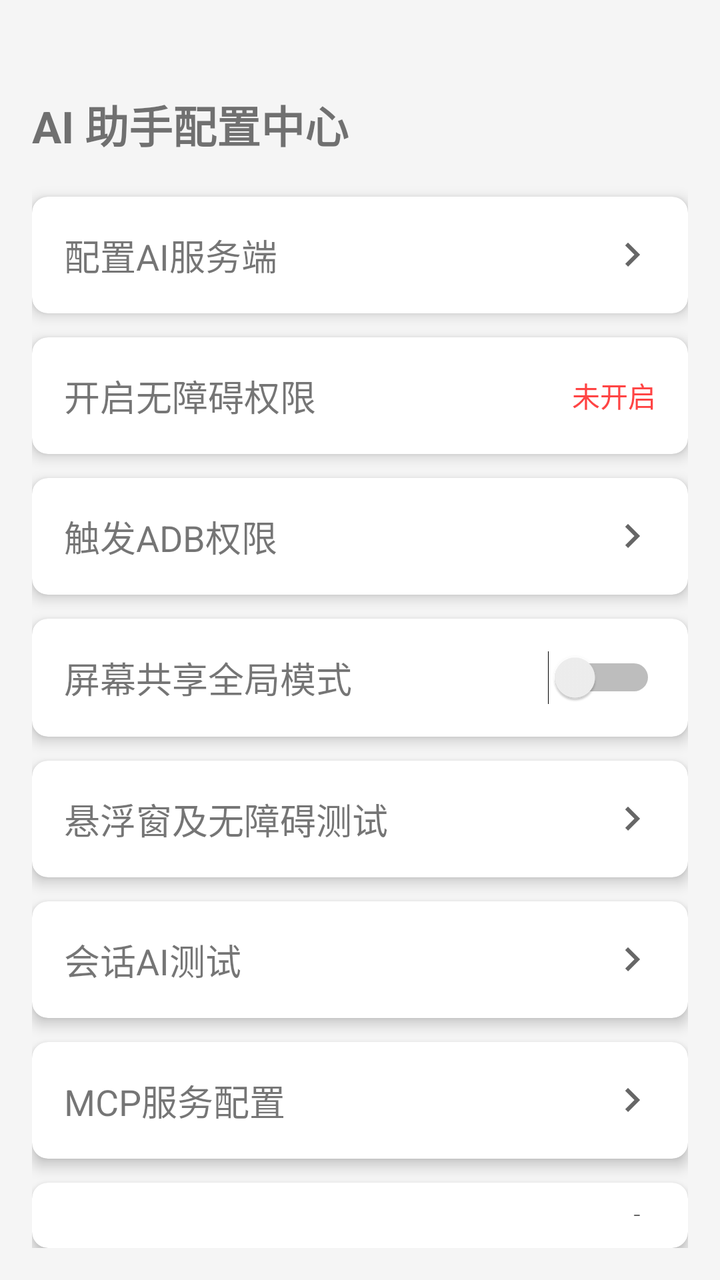
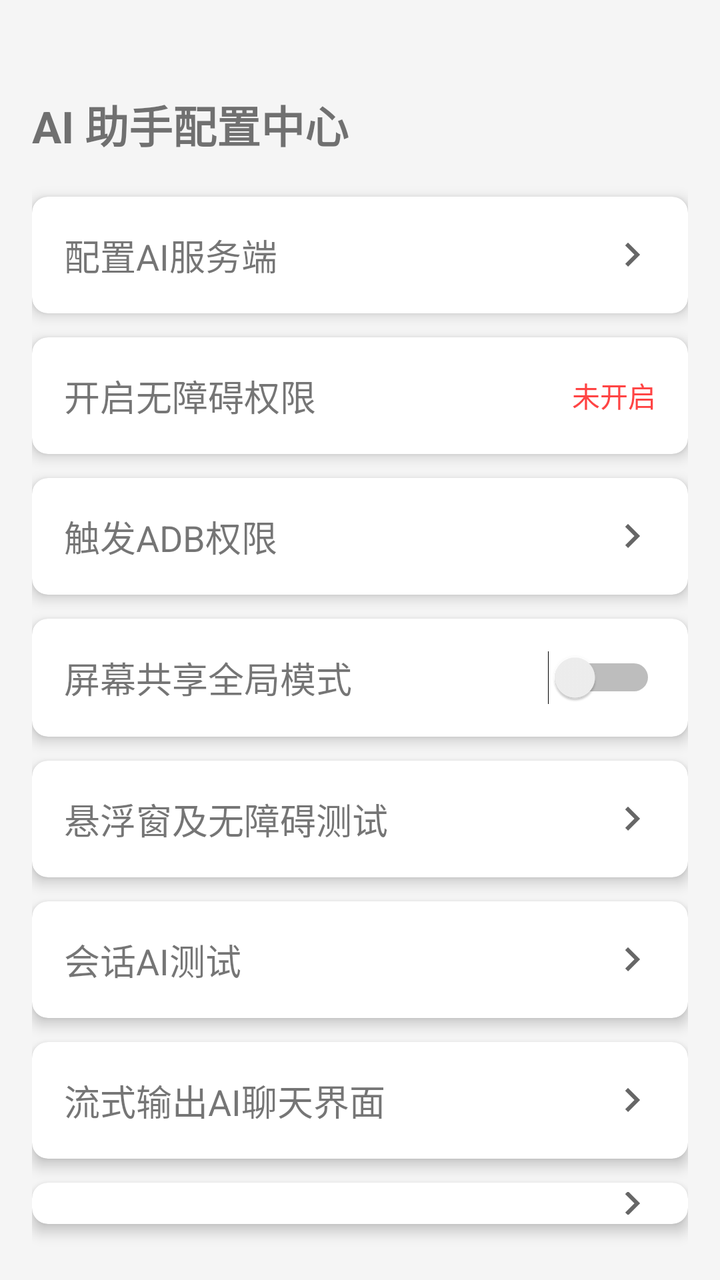

The first picture is an Android layout as it rendered before a commit; the second is the same layout after the commit. The layout source and the unified diff follow.
<!-- AndroidManifest.xml: application theme Theme.AppCompat.Light.DarkActionBar -->
<!-- res/layout/activity_main.xml -->
<?xml version="1.0" encoding="utf-8"?>
<LinearLayout xmlns:android="http://schemas.android.com/apk/res/android"
    xmlns:app="http://schemas.android.com/apk/res-auto"
    android:layout_width="match_parent"
    android:layout_height="match_parent"
    android:orientation="vertical"
    android:padding="16dp"
    android:background="#F5F5F5">

    
    <Space
        android:layout_width="match_parent"
        android:layout_height="30dp"/>

    
    <TextView
        android:layout_width="match_parent"
        android:layout_height="wrap_content"
        android:text="AI 助手配置中心"
        android:textSize="22sp"
        android:textStyle="bold"
        android:layout_marginBottom="20dp"/>

    
    <androidx.cardview.widget.CardView
        android:id="@+id/cv_ai_config"
        android:layout_width="match_parent"
        android:layout_height="wrap_content"
        android:layout_marginBottom="12dp"
        app:cardCornerRadius="8dp"
        app:cardElevation="4dp"
        app:cardBackgroundColor="#FFFFFF">

        <LinearLayout
            android:layout_width="match_parent"
            android:layout_height="wrap_content"
            android:gravity="center_vertical"
            android:orientation="horizontal"
            android:padding="16dp">

            <TextView
                android:layout_width="0dp"
                android:layout_height="wrap_content"
                android:layout_weight="1"
                android:text="@string/ai_config_title"
                android:textSize="18sp" />

            <ImageView
                android:layout_width="24dp"
                android:layout_height="24dp"
                android:contentDescription="@string/arrow_right"
                android:src="@drawable/ic_arrow_right" />
        </LinearLayout>
    </androidx.cardview.widget.CardView>

    
    <androidx.cardview.widget.CardView
        android:id="@+id/cv_accessibility"
        android:layout_width="match_parent"
        android:layout_height="wrap_content"
        android:layout_marginBottom="12dp"
        app:cardCornerRadius="8dp"
        app:cardElevation="4dp"
        app:cardBackgroundColor="#FFFFFF">

        <LinearLayout
            android:layout_width="match_parent"
            android:layout_height="wrap_content"
            android:orientation="horizontal"
            android:padding="16dp"
            android:gravity="center_vertical">

            <TextView
                android:layout_width="0dp"
                android:layout_height="wrap_content"
                android:layout_weight="1"
                android:text="@string/accessibility_title"
                android:textSize="18sp"/>

            <TextView
                android:id="@+id/tv_accessibility_status"
                android:layout_width="wrap_content"
                android:layout_height="wrap_content"
                android:text="未开启"
                android:textColor="#FF4444"/>
        </LinearLayout>
    </androidx.cardview.widget.CardView>

    
    <androidx.cardview.widget.CardView
        android:id="@+id/cv_adb"
        android:layout_width="match_parent"
        android:layout_height="wrap_content"
        android:layout_marginBottom="12dp"
        app:cardCornerRadius="8dp"
        app:cardElevation="4dp"
        app:cardBackgroundColor="#FFFFFF">

        <LinearLayout
            android:layout_width="match_parent"
            android:layout_height="wrap_content"
            android:orientation="horizontal"
            android:padding="16dp"
            android:gravity="center_vertical">

            <TextView
                android:layout_width="0dp"
                android:layout_height="wrap_content"
                android:layout_weight="1"
                android:text="@string/adb_title"
                android:textSize="18sp"/>

            <ImageView
                android:layout_width="24dp"
                android:layout_height="24dp"
                android:src="@drawable/ic_arrow_right"
                android:contentDescription="@string/arrow_right"/>
        </LinearLayout>
    </androidx.cardview.widget.CardView>

    
    <androidx.cardview.widget.CardView
        android:id="@+id/cv_screen_share"
        android:layout_width="match_parent"
        android:layout_height="wrap_content"
        android:layout_marginBottom="12dp"
        app:cardCornerRadius="8dp"
        app:cardElevation="4dp"
        app:cardBackgroundColor="#FFFFFF">

        <LinearLayout
            android:layout_width="match_parent"
            android:layout_height="wrap_content"
            android:orientation="horizontal"
            android:padding="16dp"
            android:gravity="center_vertical">

            <TextView
                android:layout_width="0dp"
                android:layout_height="wrap_content"
                android:layout_weight="1"
                android:text="@string/screen_share_title"
                android:textSize="18sp"/>

            <Switch
                android:id="@+id/sw_screen_share"
                android:layout_width="wrap_content"
                android:layout_height="wrap_content"
                android:checked="false"/>
        </LinearLayout>
    </androidx.cardview.widget.CardView>

    
    <androidx.cardview.widget.CardView
        android:id="@+id/cv_overlay_test"
        android:layout_width="match_parent"
        android:layout_height="wrap_content"
        android:layout_marginBottom="12dp"
        app:cardCornerRadius="8dp"
        app:cardElevation="4dp"
        app:cardBackgroundColor="#FFFFFF">

        <LinearLayout
            android:layout_width="match_parent"
            android:layout_height="wrap_content"
            android:orientation="horizontal"
            android:padding="16dp"
            android:gravity="center_vertical">

            <TextView
                android:layout_width="0dp"
                android:layout_height="wrap_content"
                android:layout_weight="1"
                android:text="@string/overlay_test_title"
                android:textSize="18sp"/>

            <ImageView
                android:layout_width="24dp"
                android:layout_height="24dp"
                android:src="@drawable/ic_arrow_right"
                android:contentDescription="@string/arrow_right"/>
        </LinearLayout>
    </androidx.cardview.widget.CardView>

    
    <androidx.cardview.widget.CardView
        android:id="@+id/cv_power_key_test"
        android:layout_width="match_parent"
        android:layout_height="wrap_content"
        android:layout_marginBottom="12dp"
        app:cardCornerRadius="8dp"
        app:cardElevation="4dp"
        app:cardBackgroundColor="#FFFFFF">

        <LinearLayout
            android:layout_width="match_parent"
            android:layout_height="wrap_content"
            android:orientation="horizontal"
            android:padding="16dp"
            android:gravity="center_vertical">

            <TextView
                android:layout_width="0dp"
                android:layout_height="wrap_content"
                android:layout_weight="1"
                android:text="@string/power_key_test_title"
                android:textSize="18sp"/>

            <ImageView
                android:layout_width="24dp"
                android:layout_height="24dp"
                android:src="@drawable/ic_arrow_right"
                android:contentDescription="@string/arrow_right"/>
        </LinearLayout>
    </androidx.cardview.widget.CardView>

    
    <androidx.cardview.widget.CardView
        android:id="@+id/cv_mcp_config"
        android:layout_width="match_parent"
        android:layout_height="wrap_content"
        android:layout_marginBottom="12dp"
        app:cardCornerRadius="8dp"
        app:cardElevation="4dp"
        app:cardBackgroundColor="#FFFFFF">

        <LinearLayout
            android:layout_width="match_parent"
            android:layout_height="wrap_content"
            android:orientation="horizontal"
            android:padding="16dp"
            android:gravity="center_vertical">

            <TextView
                android:layout_width="0dp"
                android:layout_height="wrap_content"
                android:layout_weight="1"
                android:text="@string/mcp_config_title"
                android:textSize="18sp"/>

            <ImageView
                android:layout_width="24dp"
                android:layout_height="24dp"
                android:src="@drawable/ic_arrow_right"
                android:contentDescription="@string/arrow_right"/>
        </LinearLayout>
    </androidx.cardview.widget.CardView>

    
    <androidx.cardview.widget.CardView
        android:id="@+id/cv_background_keep"
        android:layout_width="match_parent"
        android:layout_height="wrap_content"
        app:cardCornerRadius="8dp"
        app:cardElevation="4dp"
        app:cardBackgroundColor="#FFFFFF">

        <LinearLayout
            android:layout_width="match_parent"
            android:layout_height="wrap_content"
            android:orientation="horizontal"
            android:padding="16dp"
            android:gravity="center_vertical">

            <TextView
                android:layout_width="0dp"
                android:layout_height="wrap_content"
                android:layout_weight="1"
                android:text="@string/background_keep_title"
                android:textSize="18sp"/>

            <ImageView
                android:layout_width="24dp"
                android:layout_height="24dp"
                android:src="@drawable/ic_arrow_right"
                android:contentDescription="@string/arrow_right"/>
        </LinearLayout>
    </androidx.cardview.widget.CardView>
    
    <androidx.cardview.widget.CardView
        android:id="@+id/cv_voice_to_text_test"
        android:layout_width="match_parent"
        android:layout_height="wrap_content"
        android:layout_marginTop="12dp"
        app:cardCornerRadius="8dp"
        app:cardElevation="4dp"
        app:cardBackgroundColor="#FFFFFF">

        <LinearLayout
            android:layout_width="match_parent"
            android:layout_height="wrap_content"
            android:orientation="horizontal"
            android:padding="16dp"
            android:gravity="center_vertical">

            <TextView
                android:layout_width="0dp"
                android:layout_height="wrap_content"
                android:layout_weight="1"
                android:text="@string/voice_to_text_test_title"
                android:textSize="18sp"/>

            <ImageView
                android:layout_width="24dp"
                android:layout_height="24dp"
                android:src="@drawable/ic_arrow_right"
                android:contentDescription="@string/arrow_right"/>
        </LinearLayout>
    </androidx.cardview.widget.CardView>
    
    <androidx.cardview.widget.CardView
        android:id="@+id/cv_text_to_voice_test"
        android:layout_width="match_parent"
        android:layout_height="wrap_content"
        android:layout_marginTop="12dp"
        app:cardCornerRadius="8dp"
        app:cardElevation="4dp"
        app:cardBackgroundColor="#FFFFFF">

        <LinearLayout
            android:layout_width="match_parent"
            android:layout_height="wrap_content"
            android:orientation="horizontal"
            android:padding="16dp"
            android:gravity="center_vertical">

            <TextView
                android:layout_width="0dp"
                android:layout_height="wrap_content"
                android:layout_weight="1"
                android:text="@string/text_to_voice_test_title"
                android:textSize="18sp"/>

            <ImageView
                android:layout_width="24dp"
                android:layout_height="24dp"
                android:src="@drawable/ic_arrow_right"
                android:contentDescription="@string/arrow_right"/>
        </LinearLayout>
    </androidx.cardview.widget.CardView>
</LinearLayout>
<!-- resources referenced by this layout -->
<resources>
  <!-- drawable ic_arrow_right (drawable) -->
  <vector xmlns:android="http://schemas.android.com/apk/res/android"
      android:width="24dp"
      android:height="24dp"
      android:viewportWidth="24"
      android:viewportHeight="24"
      android:tint="?attr/colorControlNormal">
  
      <path
          android:fillColor="@android:color/black"
          android:pathData="M10,6L8.59,7.41L13.17,12L8.59,16.59L10,18L16,12L10,6Z"/>
  </vector>
  <string name="accessibility_title">开启无障碍权限</string>
  <string name="adb_title">触发ADB权限</string>
  <string name="ai_config_title">配置AI服务端</string>
  <string name="arrow_right">右箭头</string>
  <string name="background_keep_title">后台饱和配置</string>
  <string name="mcp_config_title">MCP服务配置</string>
  <string name="overlay_test_title">悬浮窗及无障碍测试</string>
  <string name="power_key_test_title">会话AI测试</string>
  <string name="screen_share_title">屏幕共享全局模式</string>
  <string name="text_to_voice_test_title">文字转语音测试</string>
  <string name="voice_to_text_test_title">语音转文字测试</string>
</resources>

<!-- the commit's change to res/layout/activity_main.xml (unified diff, before → after) -->
@@ -203,7 +203,37 @@
                 android:layout_width="0dp"
                 android:layout_height="wrap_content"
                 android:layout_weight="1"
-                android:text="@string/power_key_test_title"
+                android:text="@string/chat_activity_title"
+                android:textSize="18sp"/>
+
+            <ImageView
+                android:layout_width="24dp"
+                android:layout_height="24dp"
+                android:src="@drawable/ic_arrow_right"
+                android:contentDescription="@string/arrow_right"/>
+        </LinearLayout>
+    </androidx.cardview.widget.CardView>
+    <androidx.cardview.widget.CardView
+        android:id="@+id/chatactivity2_button"
+        android:layout_width="match_parent"
+        android:layout_height="wrap_content"
+        android:layout_marginBottom="12dp"
+        app:cardCornerRadius="8dp"
+        app:cardElevation="4dp"
+        app:cardBackgroundColor="#FFFFFF">
+
+        <LinearLayout
+            android:layout_width="match_parent"
+            android:layout_height="wrap_content"
+            android:orientation="horizontal"
+            android:padding="16dp"
+            android:gravity="center_vertical">
+
+            <TextView
+                android:layout_width="0dp"
+                android:layout_height="wrap_content"
+                android:layout_weight="1"
+                android:text="@string/chat_activity_title1"
                 android:textSize="18sp"/>
 
             <ImageView
<!-- resource entries referenced after the edit -->
@@ -17,9 +17,10 @@
   <string name="ai_config_title">配置AI服务端</string>
   <string name="arrow_right">右箭头</string>
   <string name="background_keep_title">后台饱和配置</string>
+  <string name="chat_activity_title">会话AI测试</string>
+  <string name="chat_activity_title1">流式输出AI聊天界面</string>
   <string name="mcp_config_title">MCP服务配置</string>
   <string name="overlay_test_title">悬浮窗及无障碍测试</string>
-  <string name="power_key_test_title">会话AI测试</string>
   <string name="screen_share_title">屏幕共享全局模式</string>
   <string name="text_to_voice_test_title">文字转语音测试</string>
   <string name="voice_to_text_test_title">语音转文字测试</string>
